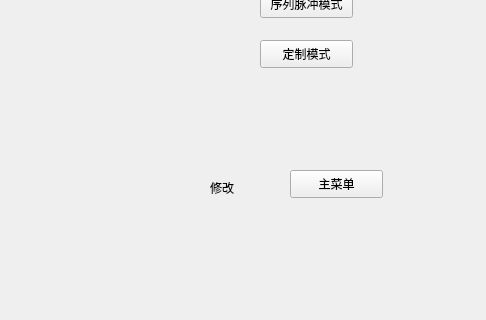
Before: the Qt Designer form selectmodewidget.ui in nntzhc/TMS_screen-database, drawn with Qt 5; both pictures show x 0 to 486 and y 160 to 480 of the 640 by 480 pixel window.
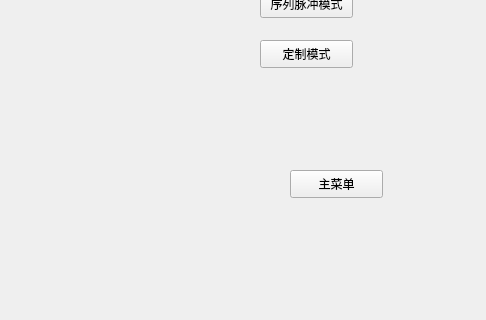
After: the same form once the commit is applied.

The edit to the form file:
```diff
--- a/selectmodewidget.ui
+++ b/selectmodewidget.ui
@@ -26,19 +26,6 @@
     <string>主菜单</string>
    </property>
   </widget>
-  <widget class="QLabel" name="label">
-   <property name="geometry">
-    <rect>
-     <x>210</x>
-     <y>340</y>
-     <width>72</width>
-     <height>15</height>
-    </rect>
-   </property>
-   <property name="text">
-    <string>修改</string>
-   </property>
-  </widget>
   <widget class="QPushButton" name="singleButton">
    <property name="geometry">
     <rect>
```
